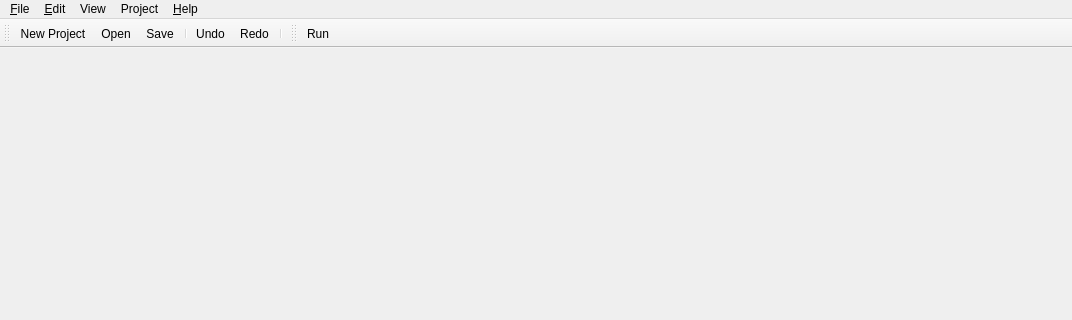
Before: the Qt Designer form crafter/workshop/mainwindow.ui in crafter2d/crafter2d, drawn with Qt 5; both pictures show x 0 to 1072 and y 0 to 320 of the 1072 by 621 pixel window.
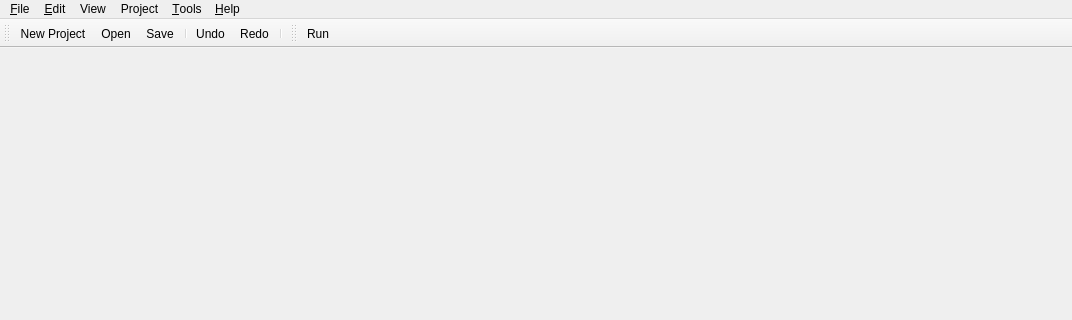
After: the same form once the commit is applied. Icons and pictures are not drawn.

Commit message: Preparation of the Crafter workshop for the use of tile sheets * Added TextureSplitter tool for splitting texture in smaller tiles * Fix for Travis broken build (hopefully)

```diff
--- a/crafter/workshop/mainwindow.ui
+++ b/crafter/workshop/mainwindow.ui
@@ -105,10 +105,17 @@
     <addaction name="separator"/>
     <addaction name="actionProject_Run"/>
    </widget>
+   <widget class="QMenu" name="menuTools">
+    <property name="title">
+     <string>&amp;Tools</string>
+    </property>
+    <addaction name="actionTools_TextureSplitter"/>
+   </widget>
    <addaction name="menu_File"/>
    <addaction name="menu_Edit"/>
    <addaction name="menuView"/>
    <addaction name="menuProject"/>
+   <addaction name="menuTools"/>
    <addaction name="menu_He"/>
   </widget>
   <widget class="QToolBar" name="mainToolBar">
```
Left out of the diff: 5 changed lines with no effect on the pictures. The commit also changes 37 other files.
